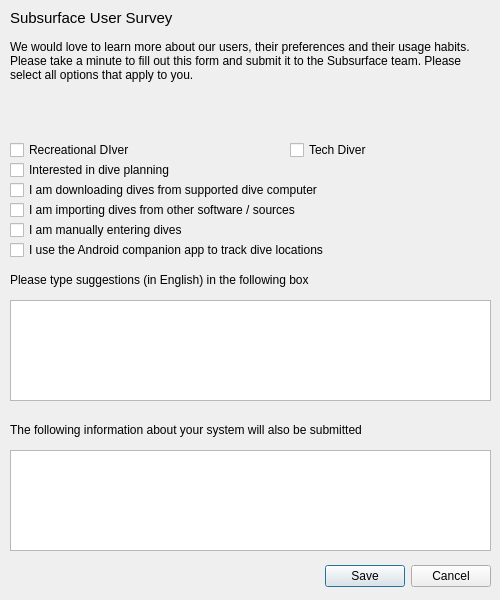
This is qt-ui/usersurvey.ui in subsurface/subsurface as Qt 5 draws it before an edit. The edited form follows.
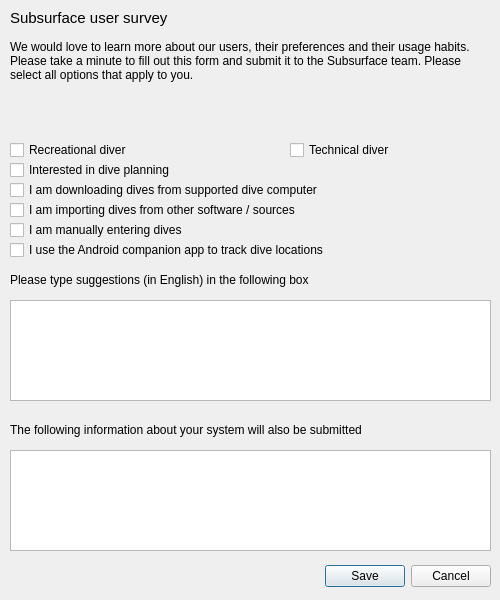
This is the edited form.

Commit message:
Implements consistent capitalisation and minor tweaks to survey text
Makes capitalisation consistent
Replaces Tech diver with Technical diver
Adds title to survey dialog (was "dialog")

What changed in the file:
```diff
--- a/qt-ui/usersurvey.ui
+++ b/qt-ui/usersurvey.ui
@@ -44,7 +44,7 @@
     </font>
    </property>
    <property name="text">
-    <string>Subsurface User Survey</string>
+    <string>Subsurface user survey</string>
    </property>
   </widget>
   <widget class="QLabel" name="label_2">
@@ -76,7 +76,7 @@
     </rect>
    </property>
    <property name="text">
-    <string>Recreational DIver</string>
+    <string>Recreational diver</string>
    </property>
   </widget>
   <widget class="QCheckBox" name="tech">
@@ -89,7 +89,7 @@
     </rect>
    </property>
    <property name="text">
-    <string>Tech Diver</string>
+    <string>Technical diver</string>
    </property>
   </widget>
   <widget class="QCheckBox" name="planning">
```
Left out of the diff: 2 changed lines with no effect on the pictures. The commit also changes 1 other file.
